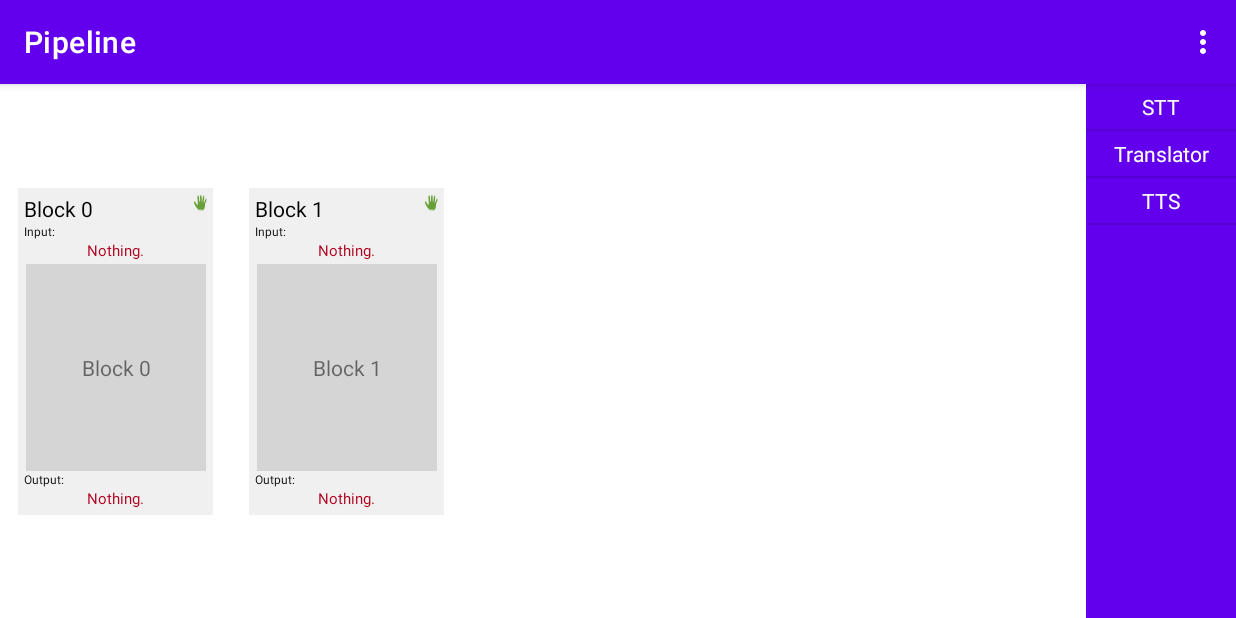
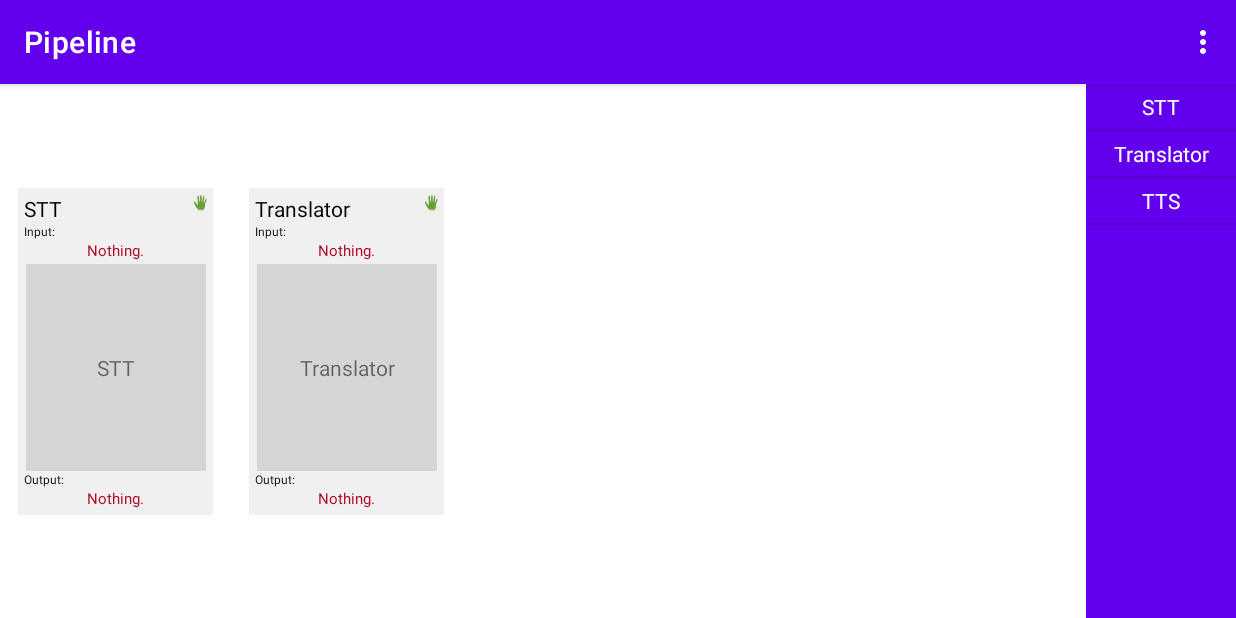
Before and after one commit to fjourdren/android_babelblock, an Android app: the PipelineActivity screen opened directly, with no data from a screen before it, after a tap on "Translator", on a phone screen of 824 x 412 dp (held sideways). Run offline under Robolectric (Android 15) with nearby library versions, the phone set to English and light mode, and no system bars; 1 other tap on this screen came first.

Commit message:
Add pipeline files

```diff
--- a/app/src/main/java/fr/enssat/babelblock/jourdren_duchene/BlockActivity.kt
+++ b/app/src/main/java/fr/enssat/babelblock/jourdren_duchene/BlockActivity.kt
@@ -6,7 +6,7 @@ import android.os.Looper
 import android.util.Log
 import android.widget.ArrayAdapter
 import fr.enssat.babelblock.jourdren_duchene.services.block.*
-import kotlinx.android.synthetic.main.activity_tool_chain.*
+import kotlinx.android.synthetic.main.activity_block.*
 
 // inherit BaseActivity to manage menuInflater
 class BlockActivity : BaseActivity() {
@@ -36,7 +36,7 @@ class BlockActivity : BaseActivity() {
 
     override fun onCreate(savedInstanceState: Bundle?) {
         super.onCreate(savedInstanceState)
-        setContentView(R.layout.activity_tool_chain)
+        setContentView(R.layout.activity_block)
 
         // create toolchain and its adapter
         val toolChain = ToolChain()
--- a/app/src/main/java/fr/enssat/babelblock/jourdren_duchene/PipelineActivity.kt
+++ b/app/src/main/java/fr/enssat/babelblock/jourdren_duchene/PipelineActivity.kt
@@ -6,7 +6,7 @@ import android.os.Looper
 import android.util.Log
 import android.widget.ArrayAdapter
 import fr.enssat.babelblock.jourdren_duchene.services.pipeline.*
-import kotlinx.android.synthetic.main.activity_tool_chain.*
+import kotlinx.android.synthetic.main.activity_pipeline.*
 
 // inherit BaseActivity to manage menuInflater
 class PipelineActivity : BaseActivity() {
@@ -16,7 +16,7 @@ class PipelineActivity : BaseActivity() {
     private val toolsList = arrayOf("STT", "Translator", "TTS")
 
     private fun getTool(ind: Int) = object: ToolDisplay {
-                override var title  = "Block $ind"
+                override var title = toolsList[ind]
 
                 override var output = ""
                 override var input  = ""
@@ -35,7 +35,7 @@ class PipelineActivity : BaseActivity() {
 
     override fun onCreate(savedInstanceState: Bundle?) {
         super.onCreate(savedInstanceState)
-        setContentView(R.layout.activity_tool_chain)
+        setContentView(R.layout.activity_pipeline)
 
         // create toolchain and its adapter
         val toolChain = ToolChain()
--- a/app/src/main/java/fr/enssat/babelblock/jourdren_duchene/services/block/ToolChainMoveSwipeHelper.kt
+++ b/app/src/main/java/fr/enssat/babelblock/jourdren_duchene/services/block/ToolChainMoveSwipeHelper.kt
@@ -4,11 +4,10 @@ import android.graphics.Color
 import androidx.recyclerview.widget.ItemTouchHelper
 import androidx.recyclerview.widget.RecyclerView
 import com.google.android.material.snackbar.Snackbar
-import kotlinx.android.synthetic.main.activity_tool_chain.*
 
 
 interface ItemMoveAdapter {
-    var items: ToolChain
+    var itemsChain: ToolChain
 
     fun onRowMoved(from: Int, to: Int)
     fun onRowDeleted(target: Int)
@@ -37,7 +36,7 @@ private class ItemMoveCallback(private val adapter: ItemMoveAdapter): ItemTouchH
 
     override fun onSwiped(viewHolder: RecyclerView.ViewHolder, direction: Int) {
         val position: Int = viewHolder.adapterPosition
-        val item: ToolDisplay = adapter.items[position]
+        val item: ToolDisplay = adapter.itemsChain[position]
 
         adapter.onRowDeleted(viewHolder.adapterPosition)
 
--- a/app/src/main/java/fr/enssat/babelblock/jourdren_duchene/services/pipeline/ToolChainAdapter.kt
+++ b/app/src/main/java/fr/enssat/babelblock/jourdren_duchene/services/pipeline/ToolChainAdapter.kt
@@ -7,39 +7,39 @@ import android.view.View
 import android.view.ViewGroup
 import androidx.recyclerview.widget.RecyclerView
 import fr.enssat.babelblock.jourdren_duchene.R
-import kotlinx.android.synthetic.main.list_item_tool_chain.view.*
+import kotlinx.android.synthetic.main.block_item.view.*
 
 class ToolChainAdapter: RecyclerView.Adapter<ToolChainAdapter.ToolViewHolder>, ItemMoveAdapter {
 
-    override var items: ToolChain
+    override var itemsChain: ToolChain
     var context: Context
 
     constructor(context: Context, items: ToolChain): super() {
         this.context = context
-        this.items = items
+        this.itemsChain = items
 
         //notifyDataSetChanged() = redraw, the data set has changed
-        this.items.setOnChangeListener { notifyDataSetChanged() }
+        this.itemsChain.setOnChangeListener { notifyDataSetChanged() }
     }
 
-    override fun getItemCount(): Int = this.items.size
+    override fun getItemCount(): Int = this.itemsChain.size
 
     override fun onCreateViewHolder(parent: ViewGroup, viewType: Int): ToolViewHolder {
-        val view = LayoutInflater.from(parent.context).inflate(R.layout.list_item_tool_chain, parent, false)
+        val view = LayoutInflater.from(parent.context).inflate(R.layout.block_item, parent, false)
         return ToolViewHolder(view)
     }
 
     override fun onBindViewHolder(holder: ToolViewHolder, position: Int) {
-        holder.bind(this.items, position)
+        holder.bind(this.itemsChain, position)
     }
 
     override fun onRowMoved(from: Int, to: Int) {
-        this.items.move(from, to)
+        this.itemsChain.move(from, to)
         notifyItemMoved(from, to)
     }
 
     override fun onRowDeleted(target: Int) {
-        this.items.remove(target)
+        this.itemsChain.remove(target)
         notifyDataSetChanged()
     }
 
@@ -52,7 +52,7 @@ class ToolChainAdapter: RecyclerView.Adapter<ToolChainAdapter.ToolViewHolder>, I
     }
 
     override fun onRowRestore(position: Int, item: ToolDisplay) {
-        this.items.addAt(position, item)
+        this.itemsChain.addAt(position, item)
         notifyItemInserted(position);
     }
 
--- a/app/src/main/java/fr/enssat/babelblock/jourdren_duchene/services/pipeline/ToolChainMoveSwipeHelper.kt
+++ b/app/src/main/java/fr/enssat/babelblock/jourdren_duchene/services/pipeline/ToolChainMoveSwipeHelper.kt
@@ -4,11 +4,10 @@ import android.graphics.Color
 import androidx.recyclerview.widget.ItemTouchHelper
 import androidx.recyclerview.widget.RecyclerView
 import com.google.android.material.snackbar.Snackbar
-import kotlinx.android.synthetic.main.activity_tool_chain.*
 
 
 interface ItemMoveAdapter {
-    var items: ToolChain
+    var itemsChain: ToolChain
 
     fun onRowMoved(from: Int, to: Int)
     fun onRowDeleted(target: Int)
@@ -37,7 +36,7 @@ private class ItemMoveCallback(private val adapter: ItemMoveAdapter): ItemTouchH
 
     override fun onSwiped(viewHolder: RecyclerView.ViewHolder, direction: Int) {
         val position: Int = viewHolder.adapterPosition
-        val item: ToolDisplay = adapter.items[position]
+        val item: ToolDisplay = adapter.itemsChain[position]
 
         adapter.onRowDeleted(viewHolder.adapterPosition)
 
--- a/app/src/main/res/layout/activity_tool_chain.xml
+++ b/app/src/main/res/layout/activity_block.xml
@@ -17,7 +17,7 @@
         app:layout_constraintEnd_toStartOf="@+id/tool_list"
         app:layout_constraintStart_toStartOf="parent"
         app:layout_constraintTop_toTopOf="parent"
-        tools:listitem="@layout/list_item_tool_chain"/>
+        tools:listitem="@layout/block_item"/>
 
     <ListView
         android:id="@+id/tool_list"
--- /dev/null
+++ b/app/src/main/res/layout/activity_pipeline.xml
@@ -0,0 +1,32 @@
+<?xml version="1.0" encoding="utf-8"?>
+<androidx.constraintlayout.widget.ConstraintLayout
+    xmlns:android="http://schemas.android.com/apk/res/android"
+    xmlns:app="http://schemas.android.com/apk/res-auto"
+    xmlns:tools="http://schemas.android.com/tools"
+    android:layout_width="match_parent"
+    android:layout_height="match_parent"
+    tools:context=".BlockActivity">
+
+    <androidx.recyclerview.widget.RecyclerView
+        android:id="@+id/tool_chain_list"
+        android:layout_width="0dp"
+        android:layout_height="wrap_content"
+        android:orientation="horizontal"
+        app:layoutManager="androidx.recyclerview.widget.LinearLayoutManager"
+        app:layout_constraintBottom_toBottomOf="parent"
+        app:layout_constraintEnd_toStartOf="@+id/tool_list"
+        app:layout_constraintStart_toStartOf="parent"
+        app:layout_constraintTop_toTopOf="parent"
+        tools:listitem="@layout/block_item"/>
+
+    <ListView
+        android:id="@+id/tool_list"
+        android:layout_width="100dp"
+        android:layout_height="match_parent"
+        android:background="@color/purple_500"
+        app:layout_constraintBottom_toBottomOf="parent"
+        app:layout_constraintEnd_toEndOf="parent"
+        app:layout_constraintTop_toTopOf="parent"
+        tools:listitem="@layout/simple_text_view" />
+
+</androidx.constraintlayout.widget.ConstraintLayout>
```
Also changed, not shown: app/src/main/java/fr/enssat/babelblock/jourdren_duchene/services/block/ToolChainAdapter.kt (+10 -10 lines), app/src/main/res/layout/block_translate.xml (added, +91 -0 lines), app/src/main/res/layout/block_item.xml (renamed from app/src/main/res/layout/list_item_tool_chain.xml).
